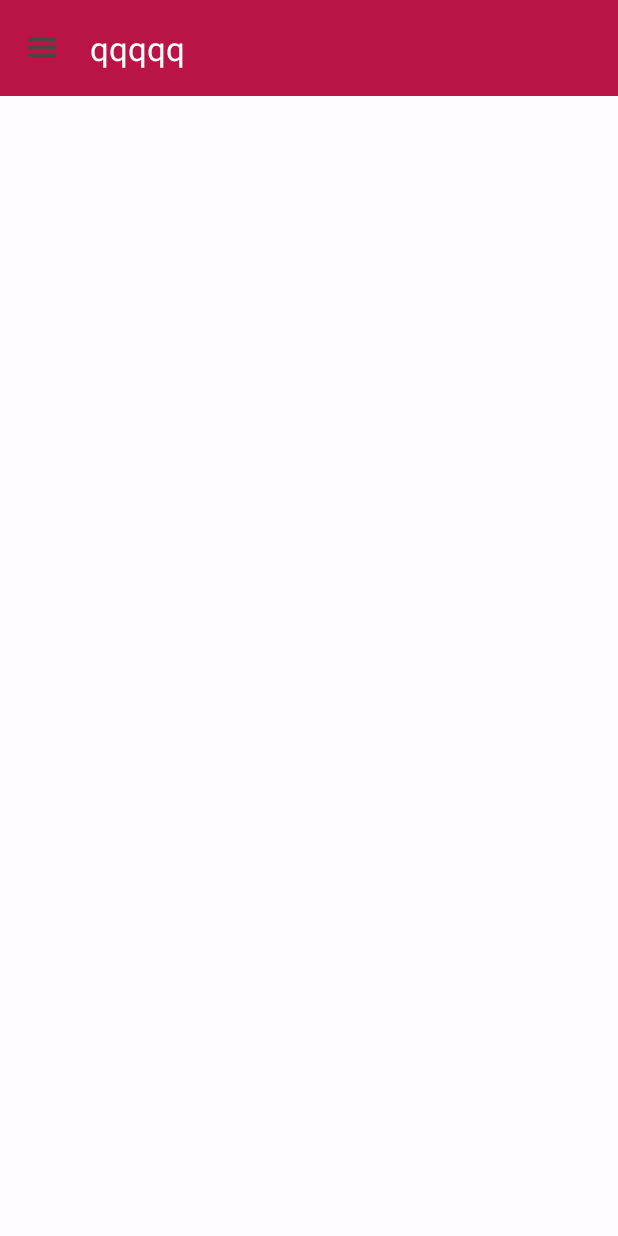
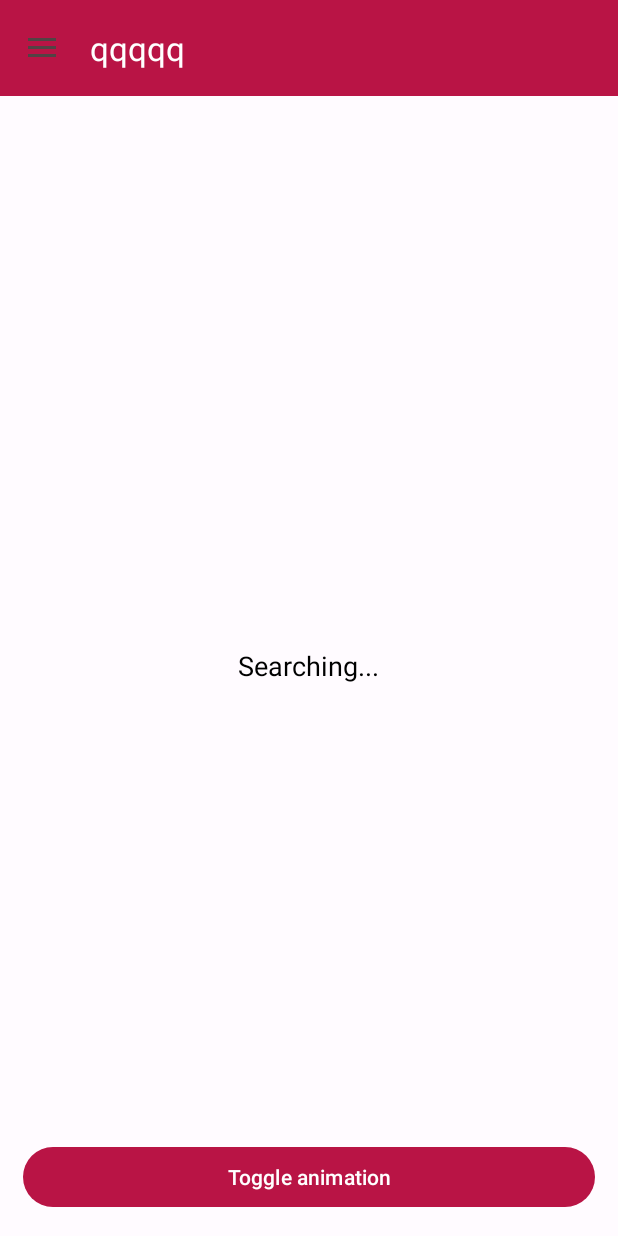
Before and after one commit to EugeneHryz/dating-app, an Android app: the HomeActivity screen opened directly, with no data from a screen before it, on a phone screen of 412 x 824 dp. Run offline under Robolectric (Android 15) with nearby library versions, the phone set to English and light mode, and no system bars; our stand-ins replace Dagger/Hilt's generated code; 1 statement that could not run was skipped.

Commit message:
implement test animation

```diff
--- a/app/src/main/java/com/example/datingapp/activity/ActivityComponent.java
+++ b/app/src/main/java/com/example/datingapp/activity/ActivityComponent.java
@@ -2,10 +2,11 @@ package com.example.datingapp.activity;
 
 import com.example.datingapp.ApplicationComponent;
 import com.example.datingapp.home.HomeActivity;
+import com.example.datingapp.home.TestFragment;
 import com.example.datingapp.login.LogInFragment;
 import com.example.datingapp.login.StartupActivity;
+import com.example.datingapp.signup.SignUpActivity;
 import com.example.datingapp.signup.SignUpFragment;
-import com.example.datingapp.signup.SignUpActivity;
 import com.example.datingapp.splash.SplashScreenActivity;
 
 import dagger.Component;
@@ -26,4 +27,6 @@ public interface ActivityComponent {
     void inject(SignUpFragment fragment);
 
     void inject(LogInFragment fragment);
+
+    void inject(TestFragment fragment);
 }
--- a/app/src/main/java/com/example/datingapp/home/HomeActivity.java
+++ b/app/src/main/java/com/example/datingapp/home/HomeActivity.java
@@ -56,6 +56,8 @@ public class HomeActivity extends BaseActivity {
         drawerToggle.syncState();
 
         viewModel.getState().observe(this, this::handleStateChange);
+
+        showInitialFragment(new TestFragment());
     }
 
     private Toolbar setupToolbar() {
--- /dev/null
+++ b/app/src/main/java/com/example/datingapp/home/TestFragment.java
@@ -0,0 +1,112 @@
+package com.example.datingapp.home;
+
+import android.animation.Animator;
+import android.animation.AnimatorListenerAdapter;
+import android.animation.ObjectAnimator;
+import android.animation.PropertyValuesHolder;
+import android.os.Bundle;
+import android.view.LayoutInflater;
+import android.view.View;
+import android.view.ViewGroup;
+import android.widget.Button;
+import android.widget.ImageView;
+
+import androidx.annotation.NonNull;
+import androidx.annotation.Nullable;
+
+import com.example.datingapp.R;
+import com.example.datingapp.activity.ActivityComponent;
+import com.example.datingapp.fragment.BaseFragment;
+
+public class TestFragment extends BaseFragment {
+
+    private static final String TAG = TestFragment.class.getName();
+
+    private Button toggleAnimationBtn;
+    private ImageView firstCircle;
+    private ImageView secondCircle;
+    private ImageView thirdCircle;
+
+    private ObjectAnimator firstCircleAnimator;
+    private ObjectAnimator secondCircleAnimator;
+    private ObjectAnimator thirdCircleAnimator;
+
+    private Animator.AnimatorListener animatorListener;
+
+    @Override
+    protected void injectFragment(ActivityComponent activityComponent) {
+        activityComponent.inject(this);
+    }
+
+    @Nullable
+    @Override
+    public View onCreateView(@NonNull LayoutInflater inflater, @Nullable ViewGroup container, @Nullable Bundle savedInstanceState) {
+        View view = inflater.inflate(R.layout.test_fragment, container, false);
+        toggleAnimationBtn = view.findViewById(R.id.toggle_animation_btn);
+        firstCircle = view.findViewById(R.id.first_circle);
+        secondCircle = view.findViewById(R.id.second_circle);
+        thirdCircle = view.findViewById(R.id.third_circle);
+
+        toggleAnimationBtn.setOnClickListener(v -> toggleAnimation());
+
+        initAnimators();
+
+        return view;
+    }
+
+    private void toggleAnimation() {
+        if (!firstCircleAnimator.isRunning()) {
+            firstCircle.setVisibility(View.VISIBLE);
+            secondCircle.setVisibility(View.VISIBLE);
+            thirdCircle.setVisibility(View.VISIBLE);
+            firstCircleAnimator.start();
+            secondCircleAnimator.start();
+            thirdCircleAnimator.start();
+
+            animatorListener = new AnimatorListenerAdapter() {
+                @Override
+                public void onAnimationEnd(Animator animation) {
+                    super.onAnimationEnd(animation);
+                    firstCircleAnimator.start();
+                    secondCircleAnimator.start();
+                    thirdCircleAnimator.start();
+                }
+            };
+            firstCircleAnimator.addListener(animatorListener);
+        } else {
+            firstCircleAnimator.removeListener(animatorListener);
+
+            firstCircleAnimator.end();
+            secondCircleAnimator.end();
+            thirdCircleAnimator.end();
+            firstCircle.setVisibility(View.INVISIBLE);
+            secondCircle.setVisibility(View.INVISIBLE);
+            thirdCircle.setVisibility(View.INVISIBLE);
+        }
+    }
+
+    private void initAnimators() {
+        firstCircleAnimator = ObjectAnimator.ofPropertyValuesHolder(firstCircle,
+                PropertyValuesHolder.ofFloat("scaleX", 0, 2f),
+                PropertyValuesHolder.ofFloat("scaleY", 0, 2f),
+                PropertyValuesHolder.ofFloat("alpha", 1, 0f));
+        firstCircleAnimator.setDuration(2500);
+
+        secondCircleAnimator = ObjectAnimator.ofPropertyValuesHolder(secondCircle,
+                PropertyValuesHolder.ofFloat("scaleX", 0, 1.3f),
+                PropertyValuesHolder.ofFloat("scaleY", 0, 1.3f),
+                PropertyValuesHolder.ofFloat("alpha", 1, 0f));
+        secondCircleAnimator.setDuration(2000);
+
+        thirdCircleAnimator = ObjectAnimator.ofPropertyValuesHolder(thirdCircle,
+                PropertyValuesHolder.ofFloat("scaleX", 0, 1f),
+                PropertyValuesHolder.ofFloat("scaleY", 0, 1f),
+                PropertyValuesHolder.ofFloat("alpha", 1, 0f));
+        thirdCircleAnimator.setDuration(1200);
+    }
+
+    @Override
+    public String getUniqueTag() {
+        return TAG;
+    }
+}
--- /dev/null
+++ b/app/src/main/res/drawable/circle.xml
@@ -0,0 +1,5 @@
+<?xml version="1.0" encoding="utf-8"?>
+<shape xmlns:android="http://schemas.android.com/apk/res/android"
+    android:shape="oval">
+    <solid android:color="@color/animated_circle" />
+</shape>
--- /dev/null
+++ b/app/src/main/res/layout/test_fragment.xml
@@ -0,0 +1,49 @@
+<?xml version="1.0" encoding="utf-8"?>
+<RelativeLayout xmlns:android="http://schemas.android.com/apk/res/android"
+    android:layout_width="match_parent"
+    android:layout_height="match_parent"
+    xmlns:app="http://schemas.android.com/apk/res-auto"
+    android:padding="@dimen/regular_padding">
+
+    <ImageView
+        android:id="@+id/first_circle"
+        android:layout_width="150dp"
+        android:layout_height="150dp"
+        android:visibility="invisible"
+        android:layout_centerInParent="true"
+        android:scaleType="centerCrop"
+        app:srcCompat="@drawable/circle" />
+
+    <ImageView
+        android:id="@+id/second_circle"
+        android:layout_width="150dp"
+        android:layout_height="150dp"
+        android:visibility="invisible"
+        android:layout_centerInParent="true"
+        android:scaleType="centerCrop"
+        app:srcCompat="@drawable/circle" />
+
+    <ImageView
+        android:id="@+id/third_circle"
+        android:layout_width="150dp"
+        android:layout_height="150dp"
+        android:visibility="invisible"
+        android:layout_centerInParent="true"
+        android:scaleType="centerCrop"
+        app:srcCompat="@drawable/circle" />
+
+    <TextView
+        android:layout_width="wrap_content"
+        android:layout_height="wrap_content"
+        android:layout_centerInParent="true"
+        android:text="Searching..."
+        android:textAppearance="@style/TextSize18"/>
+
+    <Button
+        android:id="@+id/toggle_animation_btn"
+        android:layout_width="match_parent"
+        android:layout_height="wrap_content"
+        android:layout_alignParentBottom="true"
+        android:text="Toggle animation"/>
+
+</RelativeLayout>
--- a/app/src/main/res/values/colors.xml
+++ b/app/src/main/res/values/colors.xml
@@ -60,4 +60,6 @@
     <color name="md_theme_dark_surfaceTint">#FFB2BA</color>
     <color name="md_theme_dark_outlineVariant">#524344</color>
     <color name="md_theme_dark_scrim">#000000</color>
+
+    <color name="animated_circle">#B8447A</color>
 </resources>
```
